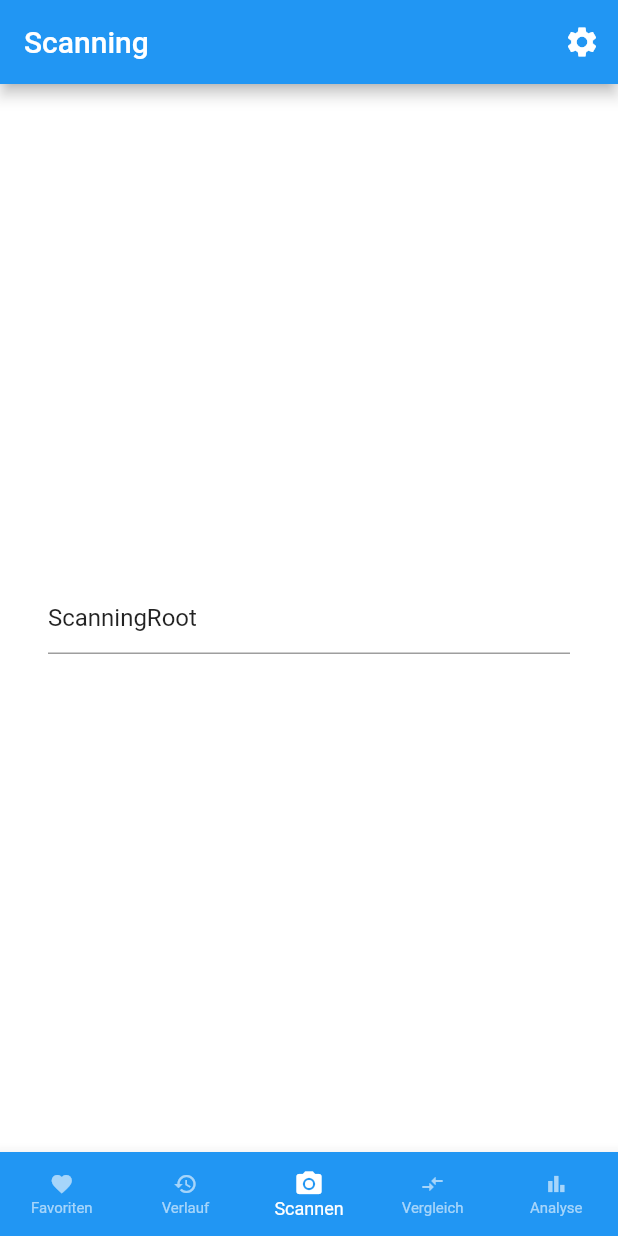
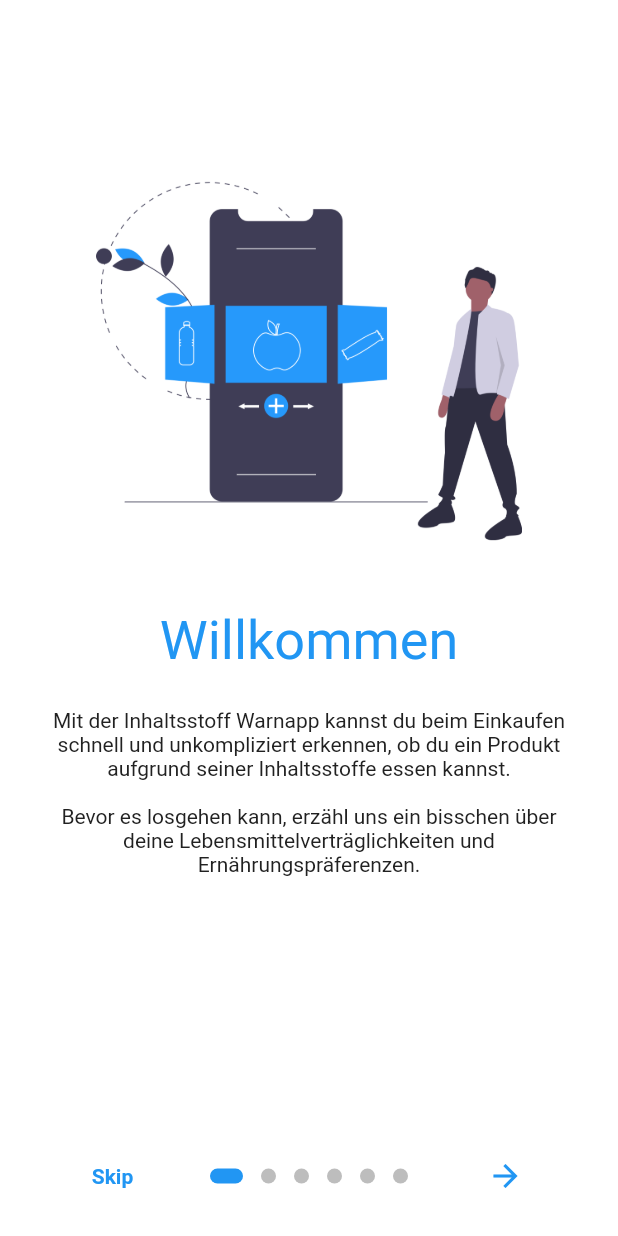
Before and after one commit to m-glock/Inhaltsstoff-Warnapp, a Flutter app: the screen it shows after launch, on a phone screen of 412 x 824 dp. Run offline on Flutter 3.47's test engine with Material 2 defaults, Android fonts, the phone set to English and light mode, and no system bars; drawn by our look-alikes of introduction_screen; our stand-ins replace shared_preferences, sqflite; accounts and stored records are empty.

Commit message:
Onboarding (#32)
* add logic for showing dummy onboardingPage at first Time via shared_preferences

* add onboarding pages via package introduction_screen & add assets

* add titleWidget to Onboarding steps 2-4 according to design

* render List of Switches for allergenePreferences and nutrientsPreferences

* try CheckboxList alternative

* add RadioButtonTable for unwanted Ingredients list

* correct reactive bahavior by using setState() in parentComponent

* fix selection of multiple ingredients with same name by selecteing list entries by index instead of name

* rename to OnboardingRadioButtonTable

* add OnboardingSliderList

* get access to introductionScreen state & implement back button

* refactore data structure

* add basic OnboardingSummary with Edit buttons

* choose CheckboxList insteadOf SwitchList and RadioButtonTable instead of SliderTable

* style Onboarding summary

* styling cleanup & real text examples

* refactor RadioButtonTable

* move RadioButtonTable and CheckboxList to customComponents

* reorder assets to make app work again

* apply appTheme

* apply PR feedback

```diff
--- a/lib/customWidgets/CustomAppBar.dart
+++ b/lib/customWidgets/CustomAppBar.dart
@@ -16,7 +16,7 @@ class CustomAppBar extends StatelessWidget with PreferredSizeWidget {
   Widget build(BuildContext context) {
     return AppBar(
       title: Text(title),
-      backgroundColor: Colors.blue,
+      backgroundColor: Theme.of(context).primaryColor,
       actions: [
         IconButton(
           icon: Icon(Icons.settings),
--- a/lib/main.dart
+++ b/lib/main.dart
@@ -1,39 +1,16 @@
-/// Flutter code sample for BottomNavigationBar
+import 'package:flutter/material.dart';
+import 'package:shared_preferences/shared_preferences.dart';
+import 'dart:async';
 
-// This example shows a [BottomNavigationBar] as it is used within a [Scaffold]
-// widget. The [BottomNavigationBar] has three [BottomNavigationBarItem]
-// widgets and the [currentIndex] is set to index 0. The selected item is
-// amber. The `_onItemTapped` function changes the selected item's index
-// and displays a corresponding message in the center of the [Scaffold].
-//
-// ![A scaffold with a bottom navigation bar containing three bottom navigation
-// bar items. The first one is selected.](https://flutter.github.io/assets-for-api-docs/assets/material/bottom_navigation_bar.png)
-
-import 'package:flutter/material.dart';
-import 'pages/lists/main.dart';
-import 'pages/comparison/main.dart';
-import 'pages/analysis/main.dart';
-import 'pages/scanning/main.dart';
-import 'pages/history/main.dart';
+import 'pages/HomePage.dart';
+import 'pages/onboarding/main.dart';
 import 'theme/style.dart';
 
-class Destination {
-  const Destination(this.title, this.icon, this.color, this.page);
-  final String title;
-  final IconData icon;
-  final MaterialColor color;
-  final StatefulWidget page;
+void main() {
+  SharedPreferences.setMockInitialValues(
+      {}); // set initial values here if desired
+  runApp(MyApp());
 }
-
-const List<Destination> allDestinations = <Destination>[
-  Destination('Favoriten', Icons.favorite, Colors.blue, FavouritesPage()),
-  Destination('Verlauf', Icons.history, Colors.blue, HistoryPage()),
-  Destination('Scannen', Icons.camera_alt, Colors.blue, ScanningPage()),
-  Destination('Vergleich', Icons.compare_arrows, Colors.blue, ComparisonPage()),
-  Destination('Analyse', Icons.bar_chart, Colors.blue, AnalysisPage()),
-];
-
-void main() => runApp(MyApp());
 
 /// This is the main application widget.
 class MyApp extends StatelessWidget {
@@ -59,52 +36,35 @@ class MyStatefulWidget extends StatefulWidget {
 
 /// This is the private State class that goes with MyStatefulWidget.
 class _MyStatefulWidgetState extends State<MyStatefulWidget> {
-  int _selectedIndex = 2;
-
-  void _onItemTapped(int index) {
-    setState(() {
-      _selectedIndex = index;
+  @override
+  void initState() {
+    super.initState();
+    new Timer(new Duration(milliseconds: 2000), () {
+      checkFirstSeen();
     });
   }
 
+  Future checkFirstSeen() async {
+    SharedPreferences prefs = await SharedPreferences.getInstance();
+    bool _firstTime = (prefs.getBool('firstTime') ?? true);
+
+    if (_firstTime) {
+      Navigator.of(context).pushReplacement(
+          new MaterialPageRoute(builder: (context) => new OnboardingPage()));
+    } else {
+      await prefs.setBool('firstTime', false);
+      Navigator.of(context).pushReplacement(
+          new MaterialPageRoute(builder: (context) => new HomePage()));
+    }
+  }
+
+  void afterFirstLayout(BuildContext context) => checkFirstSeen();
+
   @override
   Widget build(BuildContext context) {
-    return Scaffold(
-      body: SafeArea(
-        top: false,
-        child: IndexedStack(
-          index: _selectedIndex,
-          children: allDestinations.map<Widget>((Destination destination) {
-            return destination.page;
-          }).toList(),
-        ),
-      ),
-      bottomNavigationBar: BottomNavigationBar(
-        type: BottomNavigationBarType.fixed,
-        backgroundColor: Theme.of(context).primaryColor,
-        currentIndex: _selectedIndex,
-        selectedItemColor: Colors.white,
-        unselectedItemColor: Colors.white.withOpacity(.6),
-        selectedFontSize: 12,
-        unselectedFontSize: 10,
-        unselectedIconTheme: IconThemeData(
-          color: Colors.white,
-          opacity: 0.6,
-          size: 16,
-        ),
-        selectedIconTheme: IconThemeData(
-          color: Colors.white,
-          opacity: 1,
-          size: 20,
-        ),
-        onTap: _onItemTapped,
-        items: allDestinations.map((Destination destination) {
-          return BottomNavigationBarItem(
-            icon: Icon(destination.icon),
-            backgroundColor: destination.color,
-            label: destination.title,
-          );
-        }).toList(),
+    return new Scaffold(
+      body: new Center(
+        child: new Text('Willkommen!'),
       ),
     );
   }
--- /dev/null
+++ b/lib/pages/onboarding/main.dart
@@ -0,0 +1,243 @@
+import 'package:introduction_screen/introduction_screen.dart';
+import 'package:flutter/material.dart';
+
+import './OnboardingSummary.dart';
+import './OnboardingTitleWidget.dart';
+import '../HomePage.dart';
+import '../../customWidgets/RadioButtonTable.dart';
+import '../../customWidgets/CheckboxList.dart';
+
+class OnboardingPage extends StatefulWidget {
+  const OnboardingPage({Key key}) : super(key: key);
+
+  @override
+  _OnboardingPageState createState() => _OnboardingPageState();
+}
+
+class _OnboardingPageState extends State<OnboardingPage> {
+  final introKey = GlobalKey<IntroductionScreenState>();
+
+  Map<String, List<String>> preferences = {
+    "allergens": [],
+    "nutrients": [],
+    "unwantedIngredientsFew": [],
+    "unwantedIngredientsNothing": [],
+  };
+  List<String> allergenOptions = [
+    "Nüsse",
+    "Lactose",
+    "Gluten",
+    "Histamin",
+    "Soja"
+  ];
+  List<String> nutrientOptions = ["B12", "Eisen", "Vitamin D", "Magnesium"];
+  List<String> ingredientOptions = [
+    "Palmöl",
+    "Zucker",
+    "Tierische Produkte",
+    "Verdickungsmittel"
+  ];
+
+  void _onIntroEnd(context) {
+    Navigator.of(context).pushReplacement(
+        new MaterialPageRoute(builder: (context) => new HomePage()));
+  }
+
+  Widget _buildImage(String assetName) {
+    return Align(
+      child: Image.asset('assets/images/$assetName.png', width: 350.0),
+      alignment: Alignment.bottomCenter,
+    );
+  }
+
+  void _animateToPage(String pageName) {
+    int pageIndex = pageName == "allergens"
+        ? 1
+        : pageName == "nutrients"
+            ? 2
+            : 3;
+    introKey.currentState.animateScroll(pageIndex);
+  }
+
+  @override
+  Widget build(BuildContext context) {
+    final imagePageDecoration = PageDecoration(
+      pageColor: Colors.white,
+      titleTextStyle: Theme.of(context).textTheme.headline1,
+      titlePadding: EdgeInsets.symmetric(horizontal: 16.0, vertical: 8.0),
+      bodyTextStyle: Theme.of(context).textTheme.bodyText1,
+      descriptionPadding: EdgeInsets.all(16.0),
+      imagePadding: EdgeInsets.fromLTRB(4.0, 32.0, 4.0, 0.0),
+      imageFlex: 1,
+    );
+    final mainPageDecoration = PageDecoration(
+      descriptionPadding: EdgeInsets.all(16.0),
+      contentPadding: EdgeInsets.zero,
+      pageColor: Colors.white,
+      titlePadding: EdgeInsets.only(bottom: 8.0),
+    );
+    final summaryPageDecoration = PageDecoration(
+      descriptionPadding: EdgeInsets.symmetric(vertical: 8.0, horizontal: 16.0),
+      contentPadding: EdgeInsets.zero,
+      pageColor: Colors.white,
+      titlePadding: EdgeInsets.zero,
+    );
+    return IntroductionScreen(
+      key: introKey,
+      pages: [
+        PageViewModel(
+          title: "Willkommen",
+          bodyWidget: Column(
+            children: [
+              Text(
+                "Mit der Inhaltsstoff Warnapp kannst du beim Einkaufen schnell und unkompliziert erkennen, ob du ein Produkt aufgrund seiner Inhaltsstoffe essen kannst.",
+                textAlign: TextAlign.center,
+                style: Theme.of(context).textTheme.bodyText1,
+              ),
+              Padding(
+                child: Text(
+                  "Bevor es losgehen kann, erzähl uns ein bisschen über deine Lebensmittelverträglichkeiten und Ernährungspräferenzen.",
+                  textAlign: TextAlign.center,
+                  style: Theme.of(context).textTheme.bodyText1,
+                ),
+                padding: EdgeInsets.symmetric(vertical: 16.0),
+              ),
+            ],
+          ),
+          image: _buildImage("healthy_options"),
+          decoration: imagePageDecoration,
+        ),
+        PageViewModel(
+          titleWidget: OnboardingTitleWidget(
+            title: "Allergien",
+            subTitle: "Hast du irgendwelche Allergien?",
+          ),
+          bodyWidget: CheckboxList(
+            options: allergenOptions,
+            selectedItems: preferences["allergens"],
+            onChange: (int index, bool hasBeenSelected) {
+              String changedItem = allergenOptions[index];
+              setState(() {
+                hasBeenSelected
+                    ? preferences["allergens"].add(changedItem)
+                    : preferences["allergens"].remove(changedItem);
+              });
+            },
+          ),
+          decoration: mainPageDecoration,
+        ),
+        PageViewModel(
+          titleWidget: OnboardingTitleWidget(
+            title: "Erwünschte Nährstoffe",
+            subTitle:
+                "Gibt es Nährstoffe, die du bewusst vermehrt aufnehmen möchtest?",
+          ),
+          bodyWidget: CheckboxList(
+            options: nutrientOptions,
+            selectedItems: preferences["nutrients"],
+            onChange: (int index, bool hasBeenSelected) {
+              String changedItem = nutrientOptions[index];
+              setState(() {
+                hasBeenSelected
+                    ? preferences["nutrients"].add(changedItem)
+                    : preferences["nutrients"].remove(changedItem);
+              });
+            },
+          ),
+          decoration: mainPageDecoration,
+        ),
+        PageViewModel(
+          titleWidget: OnboardingTitleWidget(
+            title: "Unerwünschte Inhaltsstoffe",
+            subTitle:
+                "Welche Inhaltsstoffe möchtest du möglichst wenig oder gar nicht konsumieren?",
+          ),
+          bodyWidget: RadioButtonTable(
+            items: ingredientOptions,
+            options: ["nichts", "egal", "wenig"],
+            selectedItems: {
+              "wenig": preferences["unwantedIngredientsFew"],
+              "nichts": preferences["unwantedIngredientsNothing"],
+              "egal": ingredientOptions
+                  .where((element) =>
+                      !preferences["unwantedIngredientsFew"]
+                          .contains(element) &&
+                      !preferences["unwantedIngredientsNothing"]
+                          .contains(element))
+                  .toList(),
+            },
+            onChange: (int index, String newPreferenceValue) {
+              String changedItem = ingredientOptions[index];
+              setState(() {
+                switch (newPreferenceValue) {
+                  case "wenig":
+                    preferences["unwantedIngredientsNothing"]
+                        .remove(changedItem);
+                    preferences["unwantedIngredientsFew"].add(changedItem);
+                    break;
+                  case "nichts":
+                    preferences["unwantedIngredientsFew"].remove(changedItem);
+                    preferences["unwantedIngredientsNothing"].add(changedItem);
+                    break;
+                  case "egal":
+                    preferences["unwantedIngredientsFew"].remove(changedItem);
+                    preferences["unwantedIngredientsNothing"]
+                        .remove(changedItem);
+                    break;
+                }
+              });
+            },
+          ),
+          decoration: mainPageDecoration,
+        ),
+        PageViewModel(
+          titleWidget: OnboardingTitleWidget(
+            title: "Zusammenfassung",
+            subTitle: "Kontrolliere deine Auswahl und bearbeite sie wenn nötig",
+          ),
+          bodyWidget: OnboardingSummary(
+            preferences: preferences,
+            onEditPreference: _animateToPage,
+          ),
+          decoration: summaryPageDecoration,
+        ),
+        PageViewModel(
+          title: "Geschafft!",
+          bodyWidget: Column(
+            children: [
+              Text(
+                "Jetzt da du uns deine Präferenzen mitgeteilt hast, können wir deine Lebensmittel anhand deiner Präferenzen für dich in geeignet, eingeschränkt geeignet oder ungeeignet einstufen. Scanne dazu einfach das jeweilige Produkt mit dem Barcode-scanner ein und schon siehst du das Ergebnis.",
+                textAlign: TextAlign.center,
+                style: Theme.of(context).textTheme.bodyText1,
+              ),
+              Padding(
+                child: Text(
+                  "Lass uns einkaufen gehen!",
+                  textAlign: TextAlign.center,
+                  style: Theme.of(context).textTheme.bodyText1,
+                ),
+                padding: EdgeInsets.symmetric(vertical: 16.0),
+              ),
+            ],
+          ),
+          image: _buildImage("shopping_app"),
+          decoration: imagePageDecoration,
+        ),
+      ],
+      onDone: () => _onIntroEnd(context),
+      showSkipButton: true,
+      dotsFlex: 0,
+      skip: Text('Skip', style: TextStyle(fontWeight: FontWeight.w600)),
+      next: Icon(Icons.arrow_forward),
+      done: Text('Starten', style: TextStyle(fontWeight: FontWeight.w600)),
+      dotsDecorator: DotsDecorator(
+        size: Size(10.0, 10.0),
+        color: Color(0xFFBDBDBD),
+        activeSize: Size(22.0, 10.0),
+        activeShape: RoundedRectangleBorder(
+          borderRadius: BorderRadius.all(Radius.circular(25.0)),
+        ),
+      ),
+    );
+  }
+}
--- a/lib/theme/style.dart
+++ b/lib/theme/style.dart
@@ -5,13 +5,30 @@ ThemeData appTheme() {
     primaryColor: Colors.blue,
     accentColor: Colors.blue[100],
     textTheme: TextTheme(
-      headline1: TextStyle(fontSize: 36.0, color: Colors.blue),
-      headline2: TextStyle(fontSize: 20.0, color: Colors.blue),
-      bodyText1: TextStyle(fontSize: 14.0, color: Colors.black87),
-      bodyText2: TextStyle(fontSize: 10.0, color: Colors.black87),
-    ),
-    buttonTheme: ButtonThemeData(
-      textTheme: ButtonTextTheme.primary,
+      headline1: TextStyle(
+        fontSize: 36.0,
+        fontWeight: FontWeight.w400,
+        color: Colors.blue,
+      ),
+      headline2: TextStyle(
+        fontSize: 20.0,
+        fontWeight: FontWeight.w400,
+        color: Colors.blue,
+      ),
+      bodyText1: TextStyle(
+        fontSize: 14.0,
+        fontWeight: FontWeight.w400,
+        color: Colors.grey[900],
+      ),
+      bodyText2: TextStyle(
+        fontSize: 10.0,
+        color: Colors.grey[900],
+      ),
+      subtitle2: TextStyle(
+        fontSize: 10.0,
+        color: Colors.grey[900],
+        fontWeight: FontWeight.bold,
+      ),
     ),
   );
 }
```
Also changed, not shown: lib/customWidgets/CheckboxList.dart (added, +28 -0 lines), lib/customWidgets/RadioButtonTable.dart (added, +77 -0 lines), lib/pages/HomePage.dart (added, +82 -0 lines), lib/pages/onboarding/OnboardingSummary.dart (added, +96 -0 lines), lib/pages/onboarding/OnboardingTitleWidget.dart (added, +45 -0 lines), pubspec.yaml (+7 -0 lines), assets/images/empty_cart.png (added), assets/images/healthy_options.png (added), assets/images/shopping_app.png (added), pubspec.lock.
